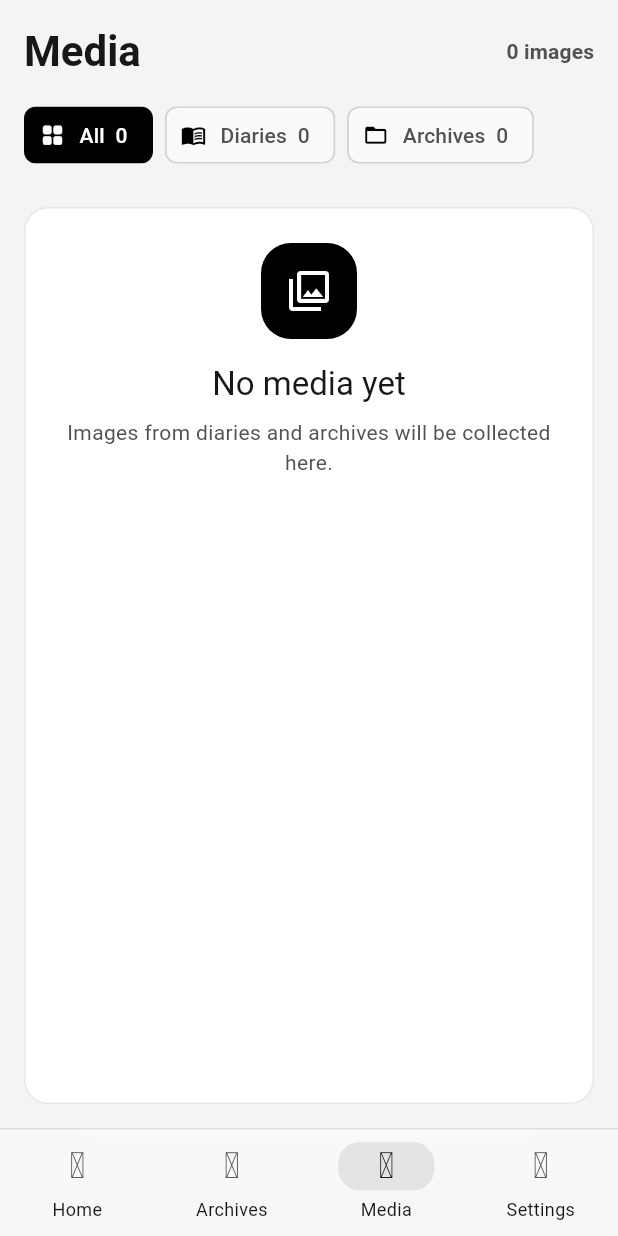
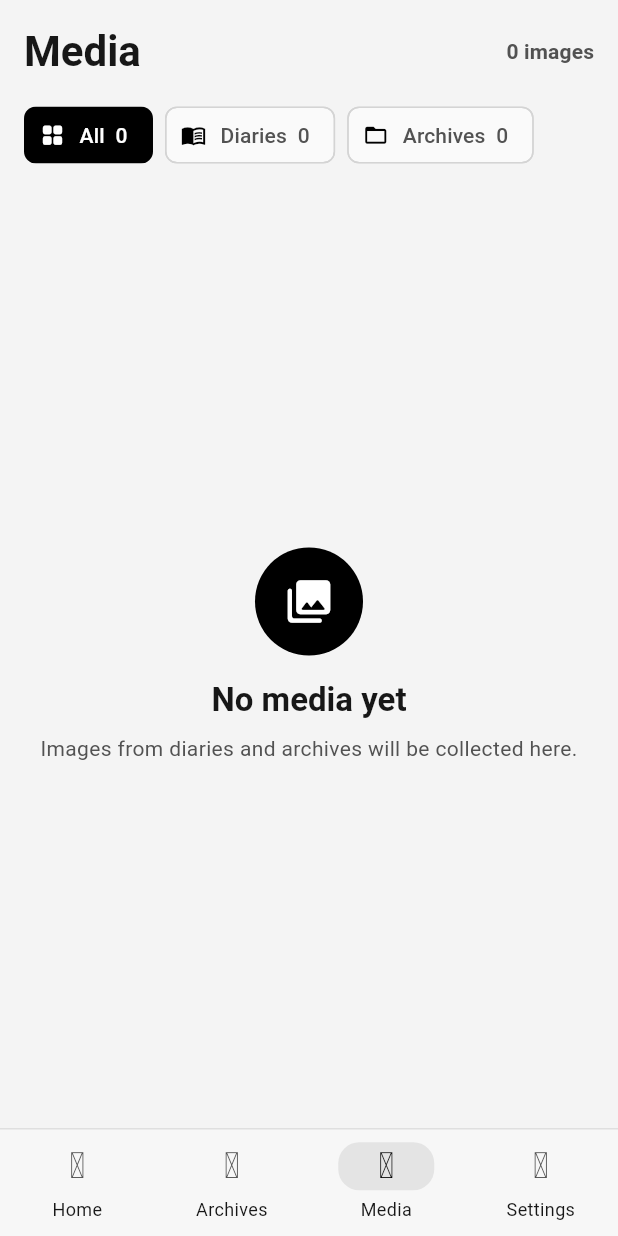
Before and after one commit to GinHsYr/ShadowDiaryMobile, a Flutter app: the screen it shows after launch, item 3 of the bottom bar chosen, on a phone screen of 412 x 824 dp. Run offline on Flutter 3.47's test engine with Material 3 defaults, Android fonts, the phone set to English and light mode, and no system bars; drawn by our look-alikes of dynamic_color; our stand-ins replace easy_date_timeline, flutter_image_compress, flutter_riverpod, flutter_slidable, go_router, image_picker and 5 more; missing offline and left inert: flutter_quill, flutter_quill_delta_from_html, lpinyin, vsc_quill_delta_to_html, wheel_slider; accounts and stored records are empty; statements that could not run were skipped.

Commit message:
media page optimization

```diff
--- a/lib/core/widgets/app_page.dart
+++ b/lib/core/widgets/app_page.dart
@@ -33,8 +33,8 @@ class AppPage extends StatelessWidget {
   }
 }
 
-class EmptyStateCard extends StatelessWidget {
-  const EmptyStateCard({
+class AppEmptyState extends StatelessWidget {
+  const AppEmptyState({
     required this.icon,
     required this.title,
     required this.body,
@@ -48,27 +48,30 @@ class EmptyStateCard extends StatelessWidget {
   @override
   Widget build(BuildContext context) {
     final theme = Theme.of(context);
-    return Card(
-      child: Padding(
-        padding: const EdgeInsets.all(AppSpacing.lg),
-        child: Column(
+    return Column(
+      mainAxisSize: MainAxisSize.min,
       children: [
         Container(
-              width: 64,
-              height: 64,
+          width: 72,
+          height: 72,
           decoration: BoxDecoration(
             color: theme.colorScheme.secondaryContainer,
-                borderRadius: BorderRadius.circular(20),
+            shape: BoxShape.circle,
           ),
           alignment: Alignment.center,
           child: Icon(
             icon,
-                size: 32,
+            size: 34,
             color: theme.colorScheme.onSecondaryContainer,
           ),
         ),
         const SizedBox(height: AppSpacing.md),
-            Text(title, style: theme.textTheme.titleLarge),
+        Text(
+          title,
+          style: theme.textTheme.titleLarge?.copyWith(
+            fontWeight: FontWeight.w700,
+          ),
+        ),
         const SizedBox(height: AppSpacing.sm),
         Text(
           body,
@@ -78,8 +81,6 @@ class EmptyStateCard extends StatelessWidget {
           ),
         ),
       ],
-        ),
-      ),
     );
   }
 }
--- a/lib/features/media/media_page.dart
+++ b/lib/features/media/media_page.dart
@@ -436,8 +436,9 @@ class _MediaEmptyState extends StatelessWidget {
         88,
       ),
       child: Center(
-        child: EmptyStateCard(
-          icon: Icons.photo_library_outlined,
+        child: AppEmptyState(
+          key: const Key('media-empty-state'),
+          icon: Icons.photo_library_rounded,
           title: l10n.mediaEmptyTitle,
           body: l10n.mediaEmptyBody,
         ),
```
Also changed, not shown: lib/features/archives/archives_page.dart (+5 -34 lines), 1 other file. Lines whose indentation alone changed are shown as unchanged.
